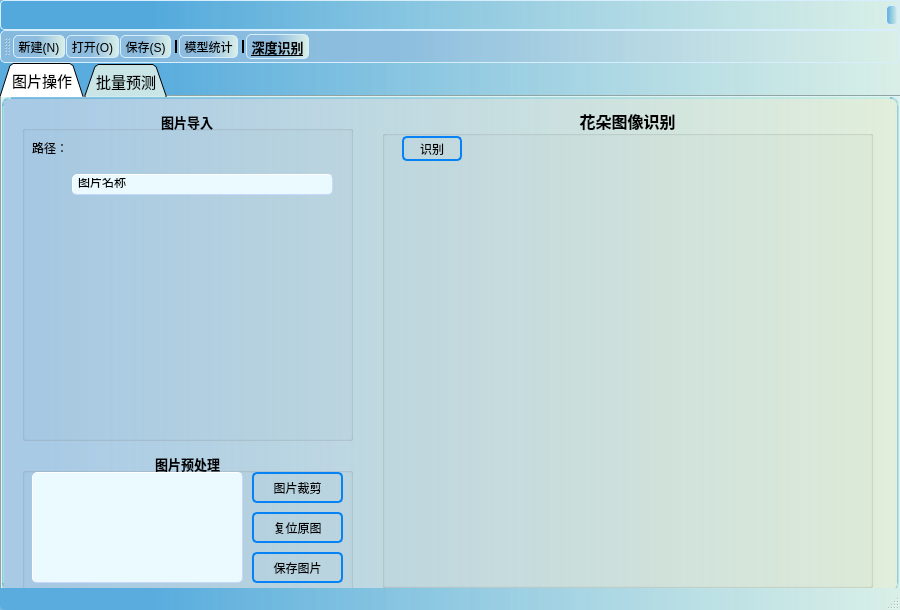
First picture: the form in MainWindowFlower.ui, repository Rvioleck/FlowerClassification, before the edit.
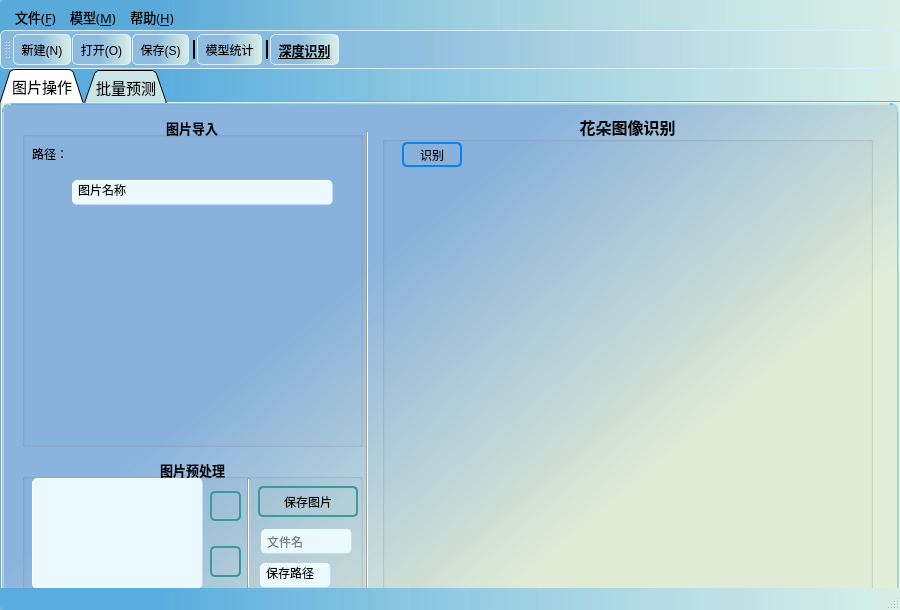
Second picture: the form after the edit. Icons and pictures are not drawn.

The edit to the form file:
```diff
--- a/MainWindowFlower.ui
+++ b/MainWindowFlower.ui
@@ -85,7 +85,7 @@
      <property name="styleSheet">
       <string notr="true">#tab1{
 border-radius: 8px;
-background-color: qlineargradient(spread:pad, x1:0, y1:0, x2:1, y2:0, stop:0.0511364 rgba(86, 140, 209, 97), stop:1 rgba(228, 237, 209, 175));
+background-color: qlineargradient(spread:pad, x1:0.358, y1:0.397909, x2:0.823, y2:0.704864, stop:0 rgba(86, 140, 209, 157), stop:0.903409 rgba(228, 237, 209, 199));
 border: 2px solid qlineargradient(spread:pad, x1:0, y1:0, x2:1, y2:0, stop:0 rgba(82, 169, 220, 168), stop:1 rgba(194, 239, 224, 199))
 /*rgb(244, 248, 255)*/
 }</string>
@@ -98,7 +98,7 @@
        <rect>
         <x>20</x>
         <y>13</y>
-        <width>331</width>
+        <width>341</width>
         <height>331</height>
        </rect>
       </property>
@@ -121,7 +121,7 @@
        <property name="geometry">
         <rect>
          <x>50</x>
-         <y>97</y>
+         <y>100</y>
          <width>224</width>
          <height>224</height>
         </rect>
@@ -200,8 +200,11 @@
          <height>32</height>
         </size>
        </property>
-       <property name="text">
-        <string/>
+       <property name="cursor">
+        <cursorShape>PointingHandCursor</cursorShape>
+       </property>
+       <property name="toolTip">
+        <string>打开图片</string>
        </property>
        <property name="icon">
         <iconset resource="apprcc.qrc">
@@ -209,19 +212,13 @@
        </property>
        <property name="iconSize">
         <size>
-         <width>32</width>
-         <height>32</height>
+         <width>28</width>
+         <height>28</height>
         </size>
        </property>
        <property name="shortcut">
         <string>Ctrl+N</string>
        </property>
-       <property name="autoDefault">
-        <bool>false</bool>
-       </property>
-       <property name="default">
-        <bool>false</bool>
-       </property>
        <property name="flat">
         <bool>true</bool>
        </property>
@@ -232,7 +229,7 @@
          <x>50</x>
          <y>64</y>
          <width>261</width>
-         <height>21</height>
+         <height>25</height>
         </rect>
        </property>
        <property name="cursor">
@@ -316,7 +313,7 @@
        <rect>
         <x>20</x>
         <y>355</y>
-        <width>331</width>
+        <width>341</width>
         <height>141</height>
        </rect>
       </property>
@@ -338,17 +335,17 @@
       <widget class="QPushButton" name="cutButton">
        <property name="geometry">
         <rect>
-         <x>230</x>
-         <y>20</y>
-         <width>91</width>
-         <height>31</height>
+         <x>188</x>
+         <y>33</y>
+         <width>31</width>
+         <height>30</height>
         </rect>
        </property>
        <property name="styleSheet">
         <string notr="true">QPushButton
                         {
                         background-color:transparent;
-                        border:2px solid #0782f5;
+                        border:2px solid rgb(59,154,156);
                         border-radius:5px;
                         color:black
                         }
@@ -370,7 +367,7 @@
                     </string>
        </property>
        <property name="text">
-        <string>图片裁剪</string>
+        <string/>
        </property>
        <property name="icon">
         <iconset>
@@ -388,7 +385,7 @@
         <rect>
          <x>10</x>
          <y>20</y>
-         <width>211</width>
+         <width>171</width>
          <height>111</height>
         </rect>
        </property>
@@ -405,9 +402,9 @@
       <widget class="QPushButton" name="resetButton">
        <property name="geometry">
         <rect>
-         <x>230</x>
-         <y>60</y>
-         <width>91</width>
+         <x>188</x>
+         <y>88</y>
+         <width>31</width>
          <height>31</height>
         </rect>
        </property>
@@ -415,7 +412,7 @@
         <string notr="true">QPushButton
                         {
                         background-color:transparent;
-                        border:2px solid #0782f5;
+                        border:2px solid rgb(59,154,156);
                         border-radius:5px;
                         color:black
                         }
@@ -437,7 +434,7 @@
                     </string>
        </property>
        <property name="text">
-        <string>复位原图</string>
+        <string/>
        </property>
        <property name="icon">
         <iconset>
@@ -453,9 +450,9 @@
       <widget class="QPushButton" name="saveButton">
        <property name="geometry">
         <rect>
-         <x>230</x>
-         <y>100</y>
-         <width>91</width>
+         <x>236</x>
+         <y>28</y>
+         <width>100</width>
          <height>31</height>
         </rect>
        </property>
@@ -463,7 +460,7 @@
         <string notr="true">QPushButton
                         {
                         background-color:transparent;
-                        border:2px solid #0782f5;
+                        border:2px solid rgb(59,154,156);
                         border-radius:5px;
                         color:black
                         }
@@ -498,6 +495,104 @@
         </size>
        </property>
       </widget>
+      <widget class="QLineEdit" name="saveNameEdit">
+       <property name="geometry">
+        <rect>
+         <x>239</x>
+         <y>71</y>
+         <width>91</width>
+         <height>25</height>
+        </rect>
+       </property>
+       <property name="cursor">
+        <cursorShape>IBeamCursor</cursorShape>
+       </property>
+       <property name="toolTip">
+        <string>图片名称</string>
+       </property>
+       <property name="styleSheet">
+        <string notr="true">background-color:rgb(234,250,255);
+border-radius: 5px;
+border: 1px outset rgb(199, 216, 255);
+padding: 3px</string>
+       </property>
+       <property name="frame">
+        <bool>true</bool>
+       </property>
+       <property name="placeholderText">
+        <string>文件名</string>
+       </property>
+      </widget>
+      <widget class="QLineEdit" name="savePathLineEdit_2">
+       <property name="geometry">
+        <rect>
+         <x>238</x>
+         <y>105</y>
+         <width>71</width>
+         <height>25</height>
+        </rect>
+       </property>
+       <property name="cursor">
+        <cursorShape>IBeamCursor</cursorShape>
+       </property>
+       <property name="toolTip">
+        <string>保存路径</string>
+       </property>
+       <property name="styleSheet">
+        <string notr="true">background-color:rgb(234,250,255);
+border-radius: 5px;
+border: 1px outset rgb(199, 216, 255);
+padding: 3px</string>
+       </property>
+       <property name="text">
+        <string>保存路径</string>
+       </property>
+       <property name="readOnly">
+        <bool>true</bool>
+       </property>
+       <property name="placeholderText">
+        <string>保存路径</string>
+       </property>
+      </widget>
+      <widget class="Line" name="line">
+       <property name="geometry">
+        <rect>
+         <x>216</x>
+         <y>20</y>
+         <width>20</width>
+         <height>110</height>
+        </rect>
+       </property>
+       <property name="orientation">
+        <enum>Qt::Vertical</enum>
+       </property>
+      </widget>
+      <widget class="QToolButton" name="getDirectoryButton_2">
+       <property name="geometry">
+        <rect>
+         <x>311</x>
+         <y>106</y>
+         <width>24</width>
+         <height>22</height>
+        </rect>
+       </property>
+       <property name="text">
+        <string/>
+       </property>
+       <property name="icon">
+        <iconset>
+         <normaloff>images/选择.png</normaloff>images/选择.png</iconset>
+       </property>
+       <property name="iconSize">
+        <size>
+         <width>24</width>
+         <height>24</height>
+        </size>
+       </property>
+       <property name="autoRaise">
+        <bool>true</bool>
+       </property>
+      </widget>
      </widget>
      <widget class="QGroupBox" name="groupBox_5">
       <property name="geometry">
@@ -710,6 +805,32 @@
         </item>
        </layout>
       </widget>
+      <widget class="QLabel" name="label_4">
+       <property name="geometry">
+        <rect>
+         <x>132</x>
+         <y>145</y>
+         <width>261</width>
+         <height>251</height>
+        </rect>
+       </property>
+       <property name="pixmap">
+        <pixmap>images/rongzi.png</pixmap>
+       </property>
+      </widget>
+     </widget>
+     <widget class="Line" name="line_2">
+      <property name="geometry">
+       <rect>
+        <x>355</x>
+        <y>28</y>
+        <width>20</width>
+        <height>461</height>
+       </rect>
+      </property>
+      <property name="orientation">
+       <enum>Qt::Vertical</enum>
+      </property>
      </widget>
     </widget>
     <widget class="QWidget" name="tab2">
@@ -1373,10 +1494,11 @@
     </font>
    </property>
    <property name="styleSheet">
-    <string notr="true">background-color: qlineargradient(spread:pad, x1:0, y1:0, x2:1, y2:0, stop:0.170455 rgba(82, 169, 220, 204), stop:1 rgba(217, 239, 231, 255));
+    <string notr="true">background-color: qlineargradient(spread:pad, x1:0, y1:0, x2:1, y2:0, stop:0.170455 rgba(85,166,212, 133), stop:1 rgba(217, 239, 231, 255));
+/*qlineargradient(spread:pad, x1:0, y1:0, x2:1, y2:0, stop:0.170455 rgba(82, 169, 220, 204), stop:1 rgba(217, 239, 231, 255));*/
 padding: 5px;
 border-radius: 4px;
-border: 1px solid rgb(215, 238, 255);
+
 </string>
    </property>
    <property name="defaultUp">
@@ -1433,8 +1555,10 @@
    <property name="styleSheet">
     <string notr="true">/*#toolBar{*/
 background-color: qlineargradient(spread:pad, x1:0, y1:0, x2:1, y2:0, stop:0.460227 rgba(144, 189, 222, 204), stop:1 rgba(217, 239, 231, 255));
+height: 20px;
 border-radius: 5px;
 border: 1px solid rgb(215, 238, 255);
+padding: 3px
 /*}*/
 </string>
    </property>
@@ -1543,9 +1667,7 @@
     <string>打开</string>
    </property>
    <property name="font">
-    <font>
-     <pointsize>9</pointsize>
-    </font>
+    <font/>
    </property>
    <property name="shortcut">
     <string>Ctrl+O</string>
```
Left out of the diff: 111 changed lines with no effect on the pictures.
